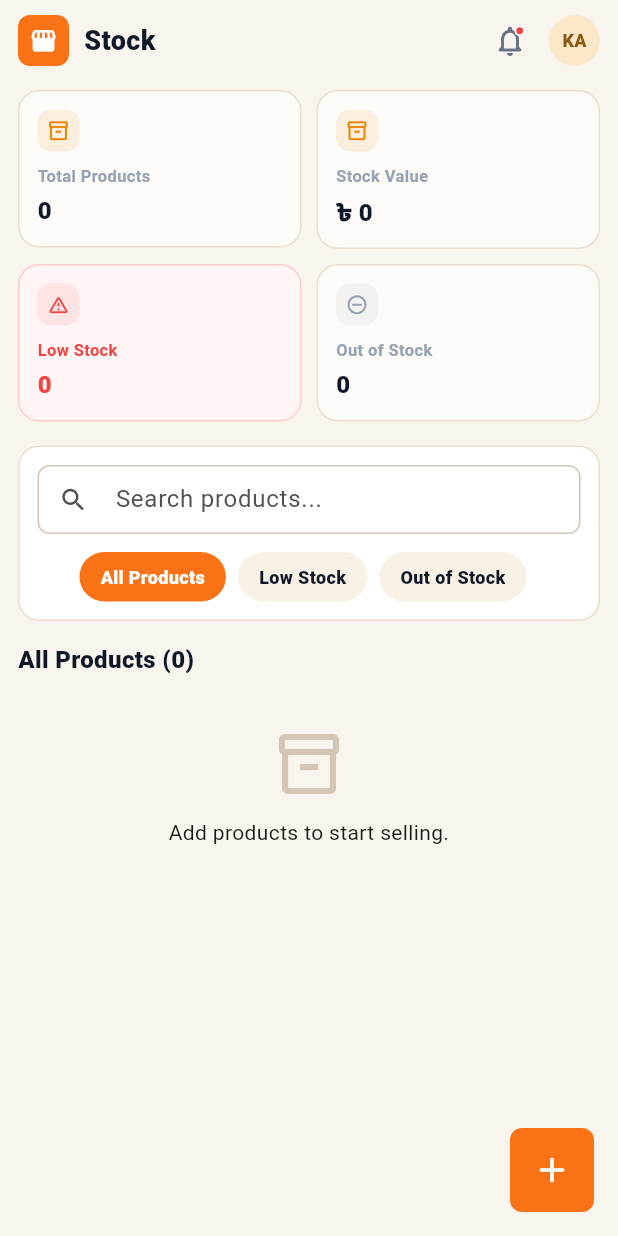
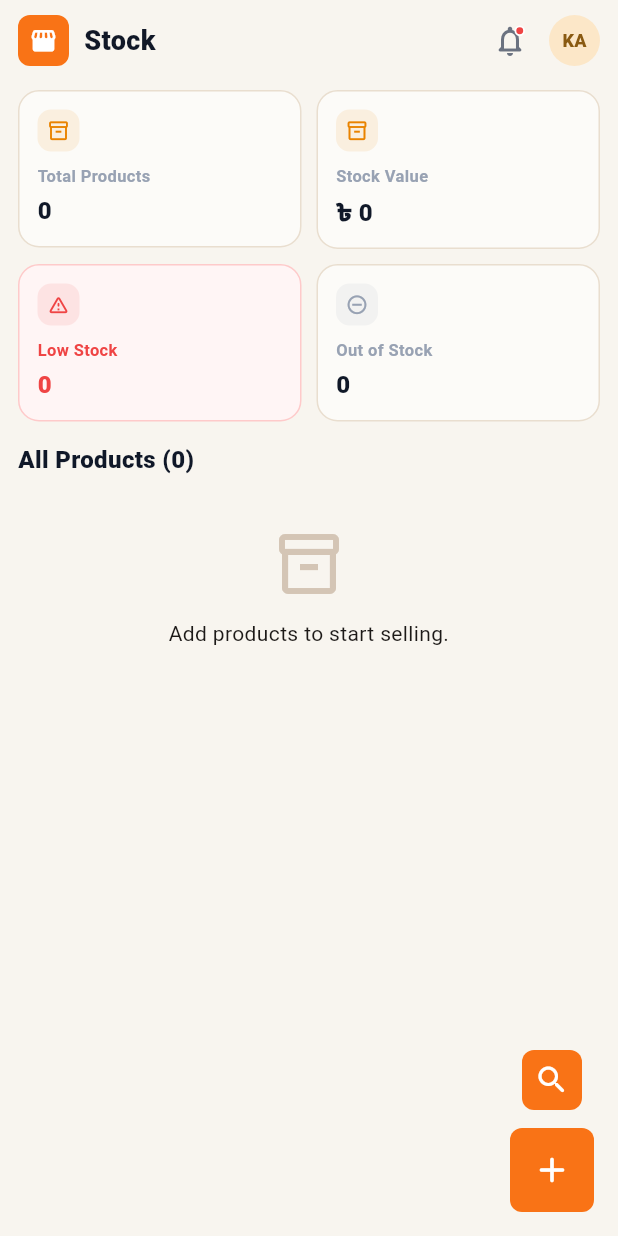
Before and after one commit to nayeem202/mohajon-mobile-app, a Flutter app: the ProductListScreen screen opened directly, on a phone screen of 412 x 824 dp. Run offline on Flutter 3.47's test engine with Material 3 defaults, Android fonts, the phone set to English and light mode, and no system bars; our stand-ins replace cloud_firestore, connectivity_plus, firebase_auth, firebase_core, firebase_storage, flutter_riverpod and 6 more; missing offline and left inert: mobile_scanner; accounts and stored records are empty.

Commit message:
feat: add search to customer and product lists

```diff
--- a/lib/features/products/presentation/product_list_screen.dart
+++ b/lib/features/products/presentation/product_list_screen.dart
@@ -21,6 +21,7 @@ class ProductListScreen extends ConsumerStatefulWidget {
 class _ProductListScreenState extends ConsumerState<ProductListScreen> {
   late final TextEditingController _searchController;
   _StockFilter _filter = _StockFilter.all;
+  bool _showSearch = false;
 
   @override
   void initState() {
@@ -69,6 +70,7 @@ class _ProductListScreenState extends ConsumerState<ProductListScreen> {
                   lowStockCount: lowStockCount,
                   outStockCount: outStockCount,
                 ),
+                if (_showSearch) ...[
                   const SizedBox(height: 16),
                   _SearchAndFilters(
                     controller: _searchController,
@@ -83,6 +85,7 @@ class _ProductListScreenState extends ConsumerState<ProductListScreen> {
                     },
                     onFilterChanged: (filter) => setState(() => _filter = filter),
                   ),
+                ],
                 const SizedBox(height: 14),
                 Row(
                   children: [
@@ -116,13 +119,33 @@ class _ProductListScreenState extends ConsumerState<ProductListScreen> {
           loading: () => const Center(child: CircularProgressIndicator()),
         ),
       ),
-      floatingActionButton: FloatingActionButton(
+      floatingActionButton: Column(
+        mainAxisSize: MainAxisSize.min,
+        children: [
+          FloatingActionButton.small(
+            heroTag: 'search',
+            onPressed: () {
+              setState(() => _showSearch = !_showSearch);
+              if (!_showSearch) {
+                _searchController.clear();
+                ref.read(productSearchQueryProvider.notifier).state = '';
+              }
+            },
+            backgroundColor: const Color(0xFFF97316),
+            foregroundColor: Colors.white,
+            child: Icon(_showSearch ? Icons.close : Icons.search_rounded),
+          ),
+          const SizedBox(height: 8),
+          FloatingActionButton(
+            heroTag: 'add',
             onPressed: () => Navigator.of(
               context,
             ).push(MaterialPageRoute(builder: (_) => const ProductFormScreen())),
             backgroundColor: const Color(0xFFF97316),
             foregroundColor: Colors.white,
             child: const Icon(Icons.add_rounded, size: 28),
+          ),
+        ],
       ),
     );
   }
```
Also changed, not shown: lib/features/customers/presentation/customer_list_screen.dart (+22 -1 lines). Lines whose indentation alone changed are shown as unchanged.
